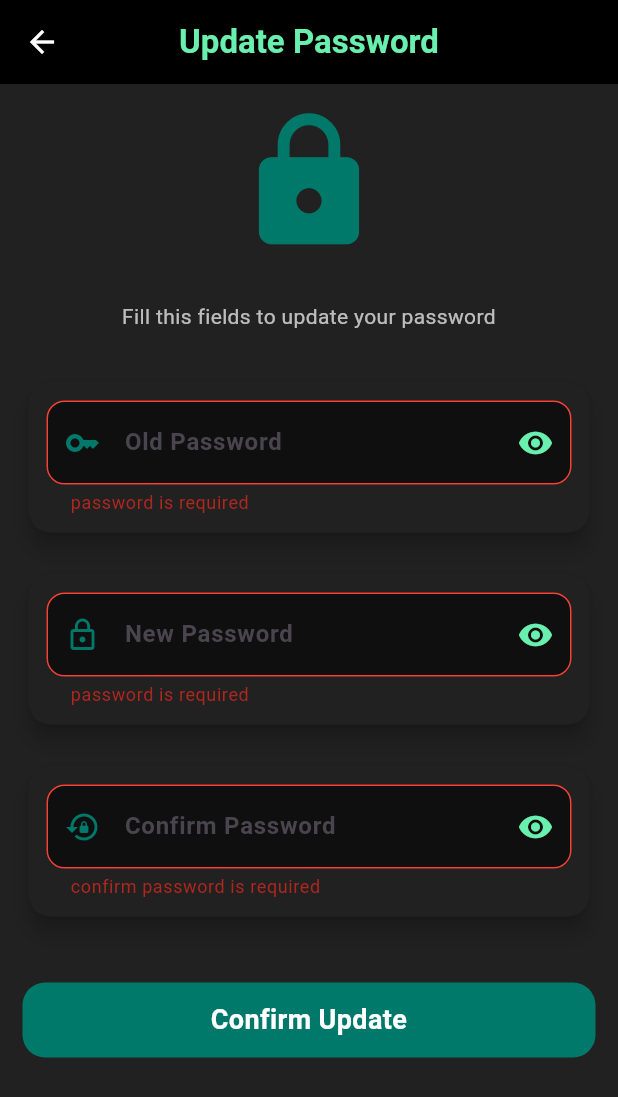
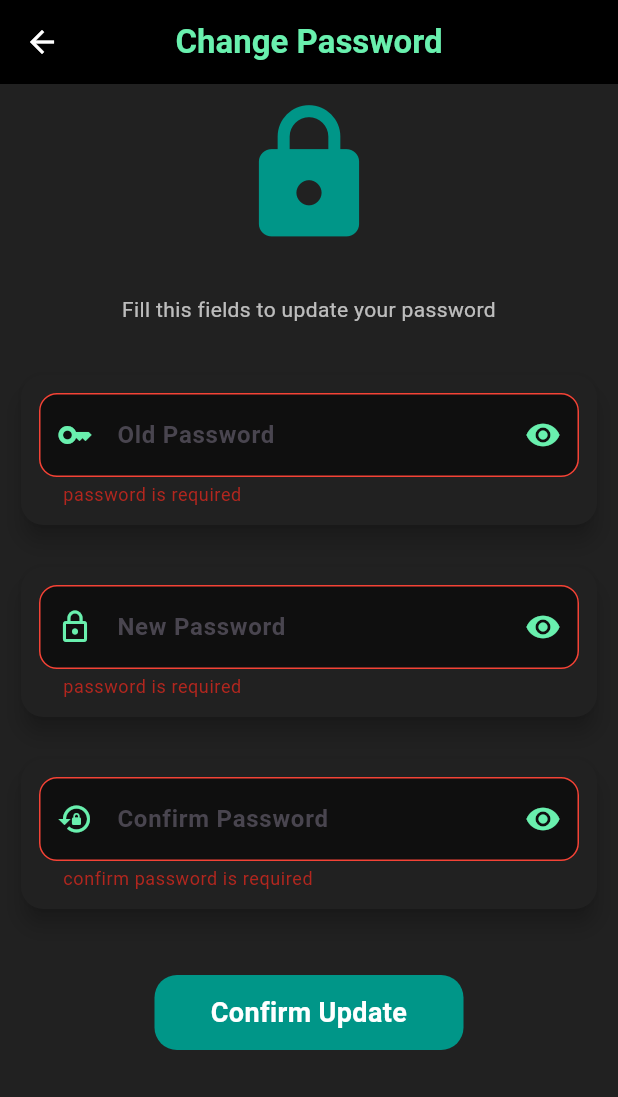
Before and after one commit to NaelEbrahim/gms-flutter, a Flutter app: the ChangePassword screen opened directly, after a tap on "Confirm Update", on a phone screen of 412 x 824 dp. Shown: the top 1097 px of the screen. Run offline on Flutter 3.47's test engine with Material 3 defaults, Android fonts, the phone set to English and light mode, and no system bars; our stand-ins replace carousel_slider, conditional_builder_null_safety, device_info_plus, dio, emoji_picker_flutter, firebase_core and 13 more; missing offline and left inert: bodychart_heatmap, dart:ffi, gallery_saver_plus, pusher_channels_flutter; accounts and stored records are empty; network calls fail.

```diff
--- a/lib/Models/SubscriptionsHistoryModel.dart
+++ b/lib/Models/SubscriptionsHistoryModel.dart
@@ -1,5 +1,6 @@
 import 'package:gms_flutter/Models/ClassesModel.dart';
 import 'package:gms_flutter/Models/LoginModel.dart';
+import 'package:gms_flutter/Shared/Components.dart';
 
 class SubscriptionsHistoryModel {
   int id;
@@ -21,7 +22,7 @@ class SubscriptionsHistoryModel {
   factory SubscriptionsHistoryModel.fromJson(Map<String, dynamic> json) {
     return SubscriptionsHistoryModel(
       id: json['id'],
-      paymentDate: json['paymentDate'],
+      paymentDate: ReusableComponents.formatDateTime(json['paymentDate']),
       paymentAmount: json['paymentAmount'],
       discountPercentage: json['discountPercentage'],
       user: User_Data.fromJson(json['user']),
--- a/lib/Modules/ChangePassword.dart
+++ b/lib/Modules/ChangePassword.dart
@@ -7,7 +7,6 @@ import 'package:gms_flutter/BLoC/States.dart';
 import '../../Shared/Components.dart';
 import '../../Shared/Constant.dart';
 
-
 class ChangePassword extends StatefulWidget {
   const ChangePassword({super.key});
 
@@ -16,19 +15,19 @@ class ChangePassword extends StatefulWidget {
 }
 
 class _ChangePasswordState extends State<ChangePassword> {
-  bool _isOldPasswordHide = true;
-  bool _isNewPasswordHide = true;
-  bool _isConfirmNewPasswordHide = true;
-  final _resetFormKey = GlobalKey<FormState>();
-  final _oldPasswordController = TextEditingController();
-  final _newPasswordController = TextEditingController();
-  final _confirmPasswordController = TextEditingController();
+  bool isOldPasswordHide = true;
+  bool isNewPasswordHide = true;
+  bool isConfirmNewPasswordHide = true;
+  final resetFormKey = GlobalKey<FormState>();
+  TextEditingController oldPasswordController = TextEditingController();
+  TextEditingController newPasswordController = TextEditingController();
+  TextEditingController confirmPasswordController = TextEditingController();
 
   @override
   void dispose() {
-    _oldPasswordController.dispose();
-    _newPasswordController.dispose();
-    _confirmPasswordController.dispose();
+    oldPasswordController.dispose();
+    newPasswordController.dispose();
+    confirmPasswordController.dispose();
     super.dispose();
   }
 
@@ -45,13 +44,12 @@ class _ChangePasswordState extends State<ChangePassword> {
         }
       },
       builder: (context, state) {
-        var manager = Manager.get(context);
         return Scaffold(
           backgroundColor: Constant.scaffoldColor,
           appBar: AppBar(
             foregroundColor: Colors.white,
             title: reusableText(
-              content: 'Update Password',
+              content: 'Change Password',
               fontSize: 22.0,
               fontColor: Colors.greenAccent,
               fontWeight: FontWeight.bold,
@@ -61,12 +59,12 @@ class _ChangePasswordState extends State<ChangePassword> {
             elevation: 0,
           ),
           body: SingleChildScrollView(
-            padding: const EdgeInsets.all(15.0),
+            padding: const EdgeInsets.all(10.0),
             child: Form(
-              key: _resetFormKey,
+              key: resetFormKey,
               child: Column(
                 children: [
-                  Icon(Icons.lock, size: 100, color: Colors.teal.shade700),
+                  Icon(Icons.lock, size: 100, color: Colors.teal),
                   const SizedBox(height: 20),
                   const SizedBox(height: 10),
                   reusableText(
@@ -85,19 +83,16 @@ class _ChangePasswordState extends State<ChangePassword> {
                     child: Padding(
                       padding: const EdgeInsets.all(12.0),
                       child: reusableTextFormField(
-                        controller: _oldPasswordController,
+                        controller: oldPasswordController,
                         hint: "Old Password",
-                        prefixIcon: Icon(
-                          Icons.key,
-                          color: Colors.teal.shade700,
-                        ),
-                        obscureText: _isOldPasswordHide,
-                        suffixIcon: _isOldPasswordHide
+                        prefixIcon: Icon(Icons.key),
+                        obscureText: isOldPasswordHide,
+                        suffixIcon: isOldPasswordHide
                             ? Icons.visibility
                             : Icons.visibility_off,
                         suffixIconFunction: () {
                           setState(() {
-                            _isOldPasswordHide = !_isOldPasswordHide;
+                            isOldPasswordHide = !isOldPasswordHide;
                           });
                         },
                         radius: 12,
@@ -108,9 +103,7 @@ class _ChangePasswordState extends State<ChangePassword> {
                           if (value.length < 8) {
                             return 'must be at least 8 characters';
                           }
-                          if (!RegExp(
-                            r'^(?=.*[a-z])(?=.*[A-Z])(?=.*\d)(?=.*[@#$&*])\S{8,}$',
-                          ).hasMatch(value)) {
+                          if (!RegExp(Constant.passwordRegex).hasMatch(value)) {
                             return 'Password must contain 1 uppercase, 1 lowercase, 1 digit and 1 special char';
                           }
                           return null;
@@ -128,19 +121,18 @@ class _ChangePasswordState extends State<ChangePassword> {
                     child: Padding(
                       padding: const EdgeInsets.all(12.0),
                       child: reusableTextFormField(
-                        controller: _newPasswordController,
+                        controller: newPasswordController,
                         hint: "New Password",
                         prefixIcon: Icon(
                           Icons.lock_outline,
-                          color: Colors.teal.shade700,
                         ),
-                        obscureText: _isNewPasswordHide,
-                        suffixIcon: _isNewPasswordHide
+                        obscureText: isNewPasswordHide,
+                        suffixIcon: isNewPasswordHide
                             ? Icons.visibility
                             : Icons.visibility_off,
                         suffixIconFunction: () {
                           setState(() {
-                            _isNewPasswordHide = !_isNewPasswordHide;
+                            isNewPasswordHide = !isNewPasswordHide;
                           });
                         },
                         radius: 12,
@@ -151,9 +143,7 @@ class _ChangePasswordState extends State<ChangePassword> {
                           if (value.length < 8) {
                             return 'must be at least 8 characters';
                           }
-                          if (!RegExp(
-                            r'^(?=.*[a-z])(?=.*[A-Z])(?=.*\d)(?=.*[@#$&*])\S{8,}$',
-                          ).hasMatch(value)) {
+                          if (!RegExp(Constant.passwordRegex).hasMatch(value)) {
                             return 'Password must contain 1 uppercase, 1 lowercase, 1 digit and 1 special char';
                           }
                           return null;
@@ -171,20 +161,17 @@ class _ChangePasswordState extends State<ChangePassword> {
                     child: Padding(
                       padding: const EdgeInsets.all(12.0),
                       child: reusableTextFormField(
-                        controller: _confirmPasswordController,
+                        controller: confirmPasswordController,
                         hint: "Confirm Password",
-                        prefixIcon: Icon(
-                          Icons.lock_reset,
-                          color: Colors.teal.shade700,
-                        ),
-                        obscureText: _isConfirmNewPasswordHide,
-                        suffixIcon: _isConfirmNewPasswordHide
+                        prefixIcon: Icon(Icons.lock_reset),
+                        obscureText: isConfirmNewPasswordHide,
+                        suffixIcon: isConfirmNewPasswordHide
                             ? Icons.visibility
                             : Icons.visibility_off,
                         suffixIconFunction: () {
                           setState(() {
-                            _isConfirmNewPasswordHide =
-                                !_isConfirmNewPasswordHide;
+                            isConfirmNewPasswordHide =
+                                !isConfirmNewPasswordHide;
                           });
                         },
                         radius: 12,
@@ -192,8 +179,8 @@ class _ChangePasswordState extends State<ChangePassword> {
                           if (value == null || value.isEmpty) {
                             return 'confirm password is required';
                           }
-                          if (_newPasswordController.text !=
-                              _confirmPasswordController.text) {
+                          if (newPasswordController.text !=
+                              confirmPasswordController.text) {
                             return 'Passwords do not match';
                           }
                           return null;
@@ -206,18 +193,18 @@ class _ChangePasswordState extends State<ChangePassword> {
                     condition: state is! LoadingState,
                     builder: (context) => GestureDetector(
                       onTap: () {
-                        if (_resetFormKey.currentState!.validate()) {
-                          manager.changePassword({
-                            'oldPassword': _oldPasswordController.text,
-                            'newPassword': _newPasswordController.text,
+                        if (resetFormKey.currentState!.validate()) {
+                          Manager.get(context).changePassword({
+                            'oldPassword': oldPasswordController.text,
+                            'newPassword': newPasswordController.text,
                           });
                         }
                       },
                       child: Container(
-                        width: double.infinity,
+                        width: Constant.screenWidth / 2,
                         height: 50,
                         decoration: BoxDecoration(
-                          color: Colors.teal.shade700,
+                          color: Colors.teal,
                           borderRadius: BorderRadius.circular(15),
                         ),
                         child: Center(
--- a/lib/Shared/Constant.dart
+++ b/lib/Shared/Constant.dart
@@ -15,4 +15,11 @@ class Constant {
   static final String baseAppURL = 'http://192.168.1.5:8081/api/';
 
   static final String mediaURL = baseAppURL.substring(0, Constant.baseAppURL.length - 5);
+
+  // Validation Regex
+  static final String emailRegex =
+      r'^[a-zA-Z0-9._%+-]+@[a-zA-Z0-9.-]+\.[a-zA-Z]{2,6}$';
+
+  static final String passwordRegex =
+      r'^(?=.*[a-z])(?=.*[A-Z])(?=.*\d)(?=.*[@#$&*])\S{8,}$';
 }
--- a/lib/main.dart
+++ b/lib/main.dart
@@ -3,6 +3,8 @@ import 'package:firebase_messaging/firebase_messaging.dart';
 import 'package:flutter/material.dart';
 import 'package:flutter_bloc/flutter_bloc.dart';
 import 'package:gms_flutter/Modules/Base.dart';
+import 'package:gms_flutter/Modules/ForgotPassword/ForgotPassword.dart';
+import 'package:gms_flutter/Modules/ForgotPassword/VerifyCode.dart';
 import 'package:gms_flutter/Remote/Dio_Linker.dart';
 import 'package:gms_flutter/Remote/FCM.dart';
 import 'package:gms_flutter/Shared/Constant.dart';
```
Also changed, not shown: lib/BLoC/Manager.dart (+61 -13 lines), lib/Modules/ForgotPassword/ForgotPassword.dart (+30 -42 lines), lib/Modules/ForgotPassword/ResetPassword.dart (+38 -53 lines), lib/Modules/ForgotPassword/VerifyCode.dart (+31 -65 lines), lib/Modules/Home/Profile.dart (+2 -6 lines), lib/Modules/Login.dart (+18 -19 lines), lib/Modules/drawer/SubscriptionsHistory.dart (+25 -8 lines), lib/Remote/Interceptor.dart (+54 -92 lines), lib/Shared/Components.dart (+40 -20 lines).
